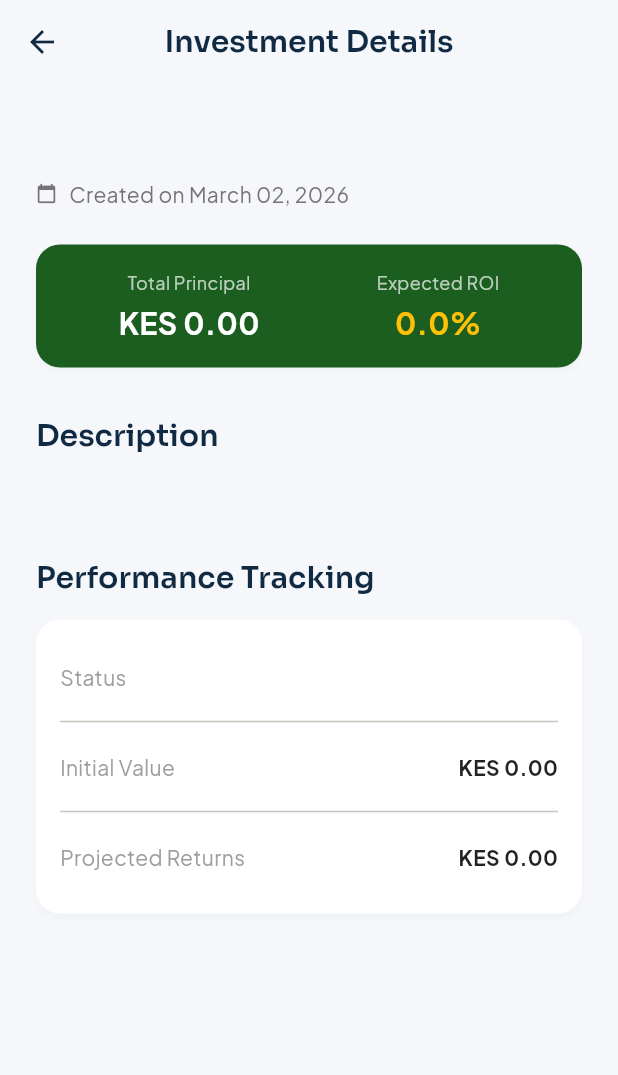
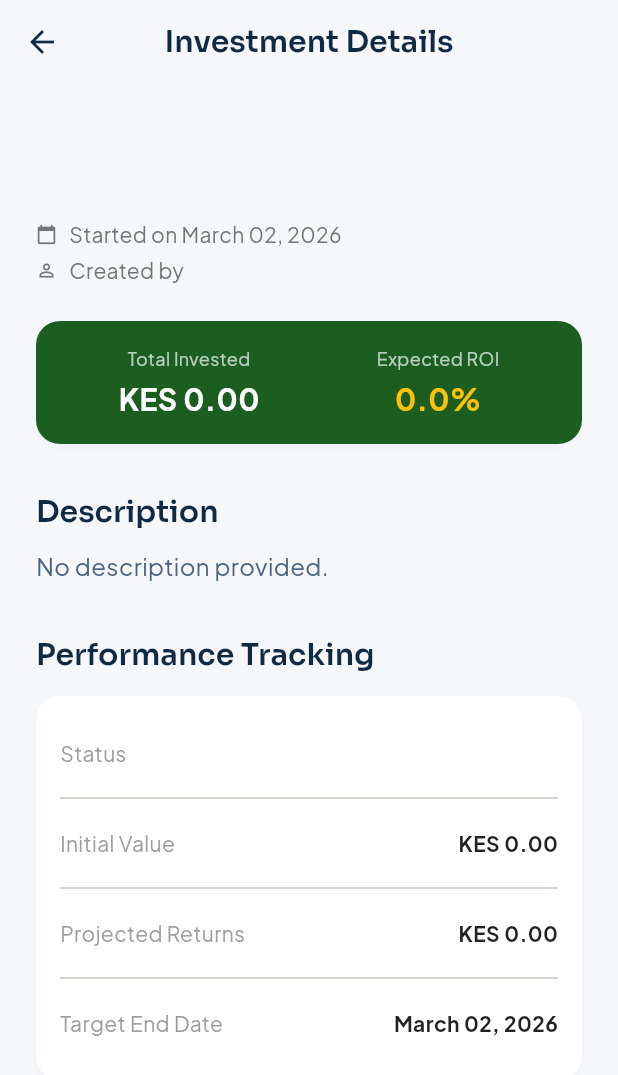
Before and after one commit to krymoevanag/SeedVest-frontend, a Flutter app: the InvestmentDetailsView screen opened directly with empty values, on a phone screen of 412 x 824 dp. Shown: the top 1075 px of the screen. Run offline on Flutter 3.47's test engine with Material 3 defaults, Android fonts, the phone set to English and light mode, and no system bars; our stand-ins replace app_links, connectivity_plus, dio, fl_chart, flutter_dotenv, flutter_secure_storage and 5 more; accounts and stored records are empty; network calls fail.

Commit message:
feat: implement Group Investments, align models, and fix UI lints

```diff
--- a/lib/data/models/investment.dart
+++ b/lib/data/models/investment.dart
@@ -1,43 +1,59 @@
 class Investment {
   final int id;
-  final String title;
+  final String name;
   final String description;
-  final double amount;
-  final DateTime date;
+  final double amountInvested;
+  final double expectedRoiPercentage;
   final String status;
-  final double expectedRoi;
+  final DateTime startDate;
+  final DateTime? endDate;
+  final String? groupName;
+  final String? createdByEmail;
+  final DateTime createdAt;
 
   Investment({
     required this.id,
-    required this.title,
+    required this.name,
     required this.description,
-    required this.amount,
-    required this.date,
+    required this.amountInvested,
+    required this.expectedRoiPercentage,
     required this.status,
-    required this.expectedRoi,
+    required this.startDate,
+    this.endDate,
+    this.groupName,
+    this.createdByEmail,
+    required this.createdAt,
   });
 
   factory Investment.fromJson(Map<String, dynamic> json) {
     return Investment(
       id: json['id'],
-      title: json['title'],
+      name: json['name'],
       description: json['description'] ?? '',
-      amount: double.parse(json['amount'].toString()),
-      date: DateTime.parse(json['created_at']),
+      amountInvested: double.parse(json['amount_invested'].toString()),
+      expectedRoiPercentage:
+          double.parse(json['expected_roi_percentage']?.toString() ?? '0.0'),
       status: json['status'],
-      expectedRoi: double.parse(json['expected_roi']?.toString() ?? '0.0'),
+      startDate: DateTime.parse(json['start_date']),
+      endDate:
+          json['end_date'] != null ? DateTime.parse(json['end_date']) : null,
+      groupName: json['group_name'],
+      createdByEmail: json['created_by_name'],
+      createdAt: DateTime.parse(json['created_at']),
     );
   }
 
   Map<String, dynamic> toJson() {
     return {
       'id': id,
-      'title': title,
+      'name': name,
       'description': description,
-      'amount': amount,
-      'created_at': date.toIso8601String(),
+      'amount_invested': amountInvested,
+      'expected_roi_percentage': expectedRoiPercentage,
       'status': status,
-      'expected_roi': expectedRoi,
+      'start_date': startDate.toIso8601String().split('T')[0],
+      'end_date': endDate?.toIso8601String().split('T')[0],
+      'created_at': createdAt.toIso8601String(),
     };
   }
 }
--- a/lib/views/finance/financial_reports_view.dart
+++ b/lib/views/finance/financial_reports_view.dart
@@ -24,7 +24,7 @@ class _FinancialReportsViewState extends State<FinancialReportsView> {
       final groups = await context.read<GovernanceViewModel>().fetchGroups();
       if (groups.isNotEmpty) {
         setState(() {
-          _selectedGroupId = groups.first.id;
+          _selectedGroupId = groups.first['id'];
         });
         _fetchReport();
       }
@@ -87,8 +87,8 @@ class _FinancialReportsViewState extends State<FinancialReportsView> {
                 decoration: const InputDecoration(labelText: 'Select Group'),
                 items: gViewModel.groups.map((g) {
                   return DropdownMenuItem<int>(
-                    value: g.id,
-                    child: Text(g.name),
+                    value: g['id'],
+                    child: Text(g['name']),
                   );
                 }).toList(),
                 onChanged: (val) {
--- a/lib/views/finance/investment_details_view.dart
+++ b/lib/views/finance/investment_details_view.dart
@@ -22,20 +22,45 @@ class InvestmentDetailsView extends StatelessWidget {
           crossAxisAlignment: CrossAxisAlignment.start,
           children: [
             Text(
-              investment.title,
+              investment.name,
               style: Theme.of(context).textTheme.headlineMedium,
             ),
+            if (investment.groupName != null)
+              Padding(
+                padding: const EdgeInsets.only(top: 4.0),
+                child: Text(
+                  investment.groupName!,
+                  style: TextStyle(
+                    fontSize: 16,
+                    color: AppColors.primary,
+                    fontWeight: FontWeight.bold,
+                  ),
+                ),
+              ),
             const SizedBox(height: 8),
             Row(
               children: [
                 Icon(Icons.calendar_today, size: 14, color: Colors.grey[600]),
                 const SizedBox(width: 8),
                 Text(
-                  'Created on ${dateFormat.format(investment.date)}',
+                  'Started on ${dateFormat.format(investment.startDate)}',
                   style: TextStyle(color: Colors.grey[600]),
                 ),
               ],
             ),
+            if (investment.createdByEmail != null) ...[
+              const SizedBox(height: 4),
+              Row(
+                children: [
+                  Icon(Icons.person_outline, size: 14, color: Colors.grey[600]),
+                  const SizedBox(width: 8),
+                  Text(
+                    'Created by ${investment.createdByEmail}',
+                    style: TextStyle(color: Colors.grey[600]),
+                  ),
+                ],
+              ),
+            ],
             const SizedBox(height: 24),
             CustomCard(
               color: AppColors.primary,
@@ -43,13 +68,13 @@ class InvestmentDetailsView extends StatelessWidget {
                 mainAxisAlignment: MainAxisAlignment.spaceAround,
                 children: [
                   _DetailStat(
-                    label: 'Total Principal',
-                    value: currencyFormat.format(investment.amount),
+                    label: 'Total Invested',
+                    value: currencyFormat.format(investment.amountInvested),
                     color: Colors.white,
                   ),
                   _DetailStat(
                     label: 'Expected ROI',
-                    value: '${investment.expectedRoi}%',
+                    value: '${investment.expectedRoiPercentage}%',
                     color: AppColors.accent,
                   ),
                 ],
@@ -62,7 +87,9 @@ class InvestmentDetailsView extends StatelessWidget {
             ),
             const SizedBox(height: 12),
             Text(
-              investment.description,
+              investment.description.isEmpty
+                  ? 'No description provided.'
+                  : investment.description,
               style: const TextStyle(height: 1.6, fontSize: 16),
             ),
             const SizedBox(height: 32),
@@ -74,14 +101,26 @@ class InvestmentDetailsView extends StatelessWidget {
             CustomCard(
               child: Column(
                 children: [
-                   _PerformanceRow(label: 'Status', value: investment.status, isStatus: true),
-                   const Divider(),
-                   _PerformanceRow(label: 'Initial Value', value: currencyFormat.format(investment.amount)),
-                   const Divider(),
-                   _PerformanceRow(
-                     label: 'Projected Returns',
-                     value: currencyFormat.format(investment.amount * (1 + investment.expectedRoi / 100)),
-                   ),
+                  _PerformanceRow(
+                      label: 'Status',
+                      value: investment.status,
+                      isStatus: true),
+                  const Divider(),
+                  _PerformanceRow(
+                      label: 'Initial Value',
+                      value: currencyFormat.format(investment.amountInvested)),
+                  const Divider(),
+                  _PerformanceRow(
+                    label: 'Projected Returns',
+                    value: currencyFormat.format(investment.amountInvested *
+                        (1 + investment.expectedRoiPercentage / 100)),
+                  ),
+                  if (investment.endDate != null) ...[
+                    const Divider(),
+                    _PerformanceRow(
+                        label: 'Target End Date',
+                        value: dateFormat.format(investment.endDate!)),
+                  ],
                 ],
               ),
             ),
@@ -97,15 +136,19 @@ class _DetailStat extends StatelessWidget {
   final String value;
   final Color color;
 
-  const _DetailStat({required this.label, required this.value, required this.color});
+  const _DetailStat(
+      {required this.label, required this.value, required this.color});
 
   @override
   Widget build(BuildContext context) {
     return Column(
       children: [
-        Text(label, style: const TextStyle(color: Colors.white70, fontSize: 12)),
+        Text(label,
+            style: const TextStyle(color: Colors.white70, fontSize: 12)),
         const SizedBox(height: 4),
-        Text(value, style: TextStyle(color: color, fontSize: 20, fontWeight: FontWeight.bold)),
+        Text(value,
+            style: TextStyle(
+                color: color, fontSize: 20, fontWeight: FontWeight.bold)),
       ],
     );
   }
@@ -116,7 +159,8 @@ class _PerformanceRow extends StatelessWidget {
   final String value;
   final bool isStatus;
 
-  const _PerformanceRow({required this.label, required this.value, this.isStatus = false});
+  const _PerformanceRow(
+      {required this.label, required this.value, this.isStatus = false});
 
   @override
   Widget build(BuildContext context) {
@@ -130,7 +174,9 @@ class _PerformanceRow extends StatelessWidget {
             value,
             style: TextStyle(
               fontWeight: FontWeight.bold,
-              color: isStatus ? (value == 'ACTIVE' ? Colors.green : Colors.blue) : Colors.black87,
+              color: isStatus
+                  ? (value == 'ACTIVE' ? Colors.green : Colors.blue)
+                  : Colors.black87,
             ),
           ),
         ],
```
Also changed, not shown: lib/views/finance/investments_view.dart (+25 -9 lines), lib/views/governance/investment_management_view.dart (+18 -5 lines), lib/views/widgets/contribution_bottom_sheet.dart (+25 -18 lines).
